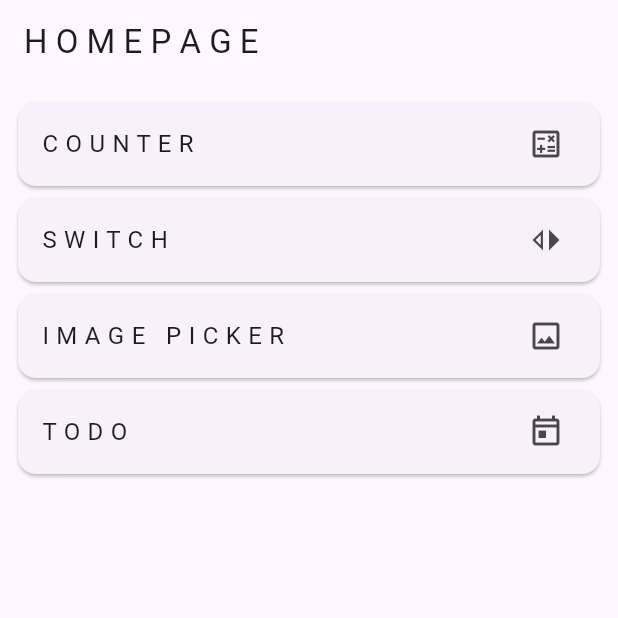
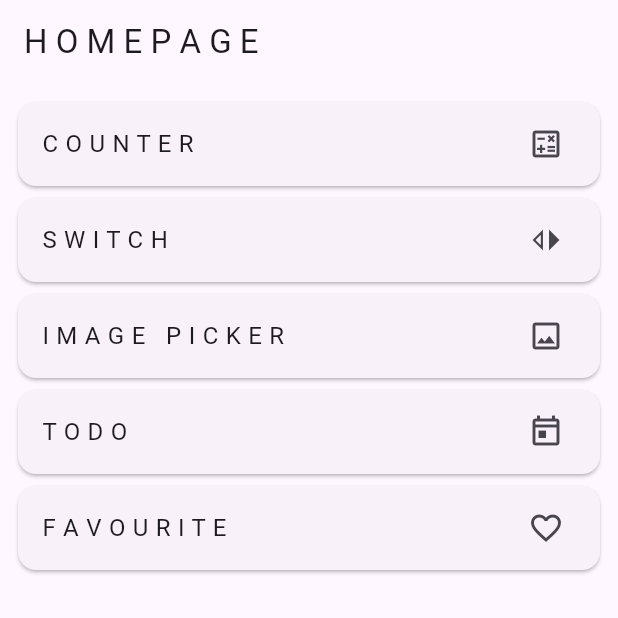
Before and after one commit to FAHIMSHAKIL102/flutter_bloc_practice_thetechbrothers, a Flutter app: the screen it shows after launch, on a phone screen of 412 x 824 dp, the top half of it. Run offline on Flutter 3.47's test engine with Material 3 defaults, Android fonts, the phone set to English and light mode, and no system bars; our stand-ins replace bloc, equatable, flutter_bloc, image_picker.

Commit message:
feat: favourite screen

```diff
--- /dev/null
+++ b/lib/feature/favourite/domain/repository/fovourite_repository.dart
@@ -0,0 +1 @@
+class FovouriteRepository {}
--- /dev/null
+++ b/lib/feature/favourite/presentation/bloc/favourite_bloc.dart
@@ -0,0 +1,13 @@
+import 'package:bloc/bloc.dart';
+import 'package:equatable/equatable.dart';
+
+part 'favourite_event.dart';
+part 'favourite_state.dart';
+
+class FavouriteBloc extends Bloc<FavouriteEvent, FavouriteState> {
+  FavouriteBloc() : super(FavouriteInitial()) {
+    on<FavouriteEvent>((event, emit) {
+      // TODO: implement event handler
+    });
+  }
+}
--- /dev/null
+++ b/lib/feature/favourite/presentation/bloc/favourite_event.dart
@@ -0,0 +1,10 @@
+part of 'favourite_bloc.dart';
+
+sealed class FavouriteEvent extends Equatable {
+  const FavouriteEvent();
+
+  @override
+  List<Object> get props => [];
+}
+
+class FetchFavouriteListEvent extends FavouriteEvent {}
--- /dev/null
+++ b/lib/feature/favourite/presentation/bloc/favourite_state.dart
@@ -0,0 +1,10 @@
+part of 'favourite_bloc.dart';
+
+sealed class FavouriteState extends Equatable {
+  const FavouriteState();
+
+  @override
+  List<Object> get props => [];
+}
+
+final class FavouriteInitial extends FavouriteState {}
--- a/lib/feature/home/page/home_screen.dart
+++ b/lib/feature/home/page/home_screen.dart
@@ -1,5 +1,6 @@
 import 'package:flutter/material.dart';
 import 'package:flutter_bloc_practice_thetechbrothers/feature/counter/page/counter_screen.dart';
+import 'package:flutter_bloc_practice_thetechbrothers/feature/favourite/presentation/pages/favourite_screen.dart';
 import 'package:flutter_bloc_practice_thetechbrothers/feature/imagepicker/pages/image_picker_screen.dart';
 import 'package:flutter_bloc_practice_thetechbrothers/feature/switch/pages/switch_screen.dart';
 import 'package:flutter_bloc_practice_thetechbrothers/feature/todo/presentation/pages/to_do_screen.dart';
@@ -65,6 +66,18 @@ class HomeScreen extends StatelessWidget {
                 trailing: Icon(Icons.today_outlined),
               ),
             ),
+            Card(
+              child: ListTile(
+                onTap: () {
+                  Navigator.push(
+                    context,
+                    MaterialPageRoute(builder: (context) => FavouriteScreen()),
+                  );
+                },
+                title: Text('F A V O U R I T E'),
+                trailing: Icon(Icons.favorite_border_outlined),
+              ),
+            ),
           ],
         ),
       ),
--- a/lib/feature/imagepicker/bloc/image_picker_bloc.dart
+++ b/lib/feature/imagepicker/bloc/image_picker_bloc.dart
@@ -2,7 +2,7 @@ import 'dart:async';
 
 import 'package:bloc/bloc.dart';
 import 'package:equatable/equatable.dart';
-import 'package:flutter_bloc_practice_thetechbrothers/utils/image_picker_utils.dart';
+import 'package:flutter_bloc_practice_thetechbrothers/core/utils/image_picker_utils.dart';
 import 'package:image_picker/image_picker.dart';
 
 part 'image_picker_event.dart';
--- a/lib/main.dart
+++ b/lib/main.dart
@@ -1,11 +1,12 @@
 import 'package:flutter/material.dart';
 import 'package:flutter_bloc/flutter_bloc.dart';
 import 'package:flutter_bloc_practice_thetechbrothers/feature/counter/bloc/counter_bloc.dart';
+import 'package:flutter_bloc_practice_thetechbrothers/feature/favourite/presentation/bloc/favourite_bloc.dart';
 import 'package:flutter_bloc_practice_thetechbrothers/feature/home/page/home_screen.dart';
 import 'package:flutter_bloc_practice_thetechbrothers/feature/imagepicker/bloc/image_picker_bloc.dart';
 import 'package:flutter_bloc_practice_thetechbrothers/feature/switch/bloc/switch_bloc.dart';
 import 'package:flutter_bloc_practice_thetechbrothers/feature/todo/presentation/bloc/to_do_bloc.dart';
-import 'package:flutter_bloc_practice_thetechbrothers/utils/image_picker_utils.dart';
+import 'package:flutter_bloc_practice_thetechbrothers/core/utils/image_picker_utils.dart';
 
 void main() {
   runApp(const MyApp());
@@ -22,6 +23,7 @@ class MyApp extends StatelessWidget {
         BlocProvider(create: (context) => SwitchBloc()),
         BlocProvider(create: (context) => ImagePickerBloc(ImagePickerUtils())),
         BlocProvider(create: (context) => ToDoBloc()),
+        BlocProvider(create: (context) => FavouriteBloc()),
       ],
       child: MaterialApp(
         debugShowCheckedModeBanner: false,
```
Also changed, not shown: lib/feature/favourite/data/model/favourite_item_model.dart (added, +32 -0 lines), lib/feature/favourite/presentation/pages/favourite_screen.dart (added, +18 -0 lines), lib/core/utils/image_picker_utils.dart (renamed from lib/utils/image_picker_utils.dart), pubspec.lock.
